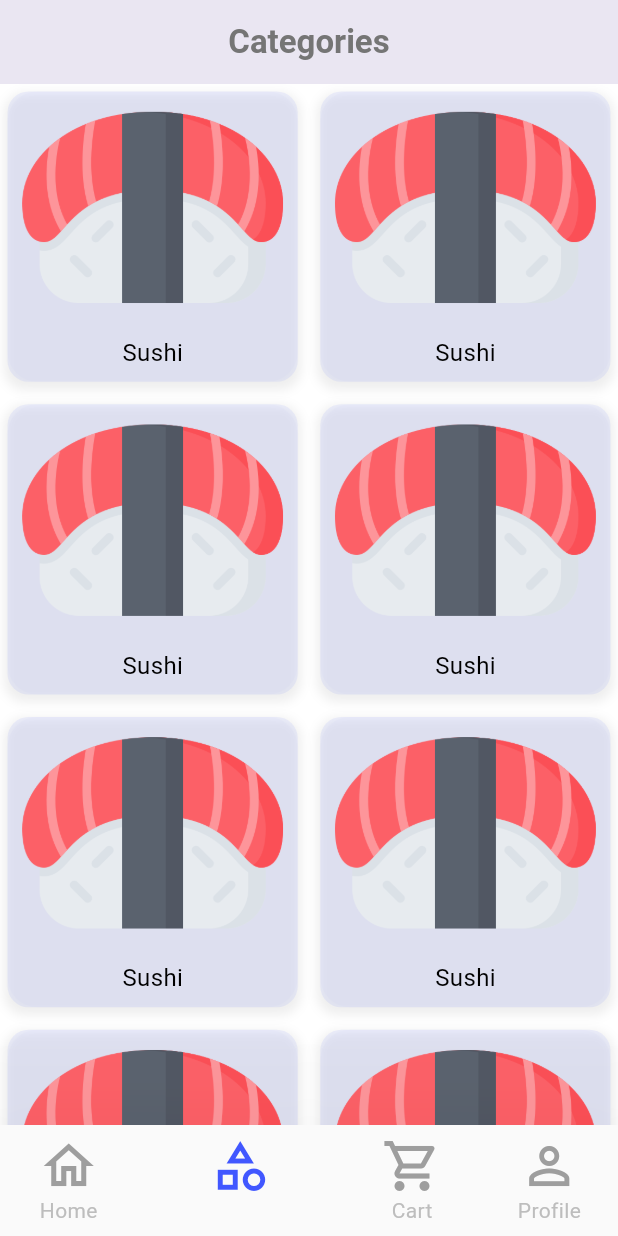
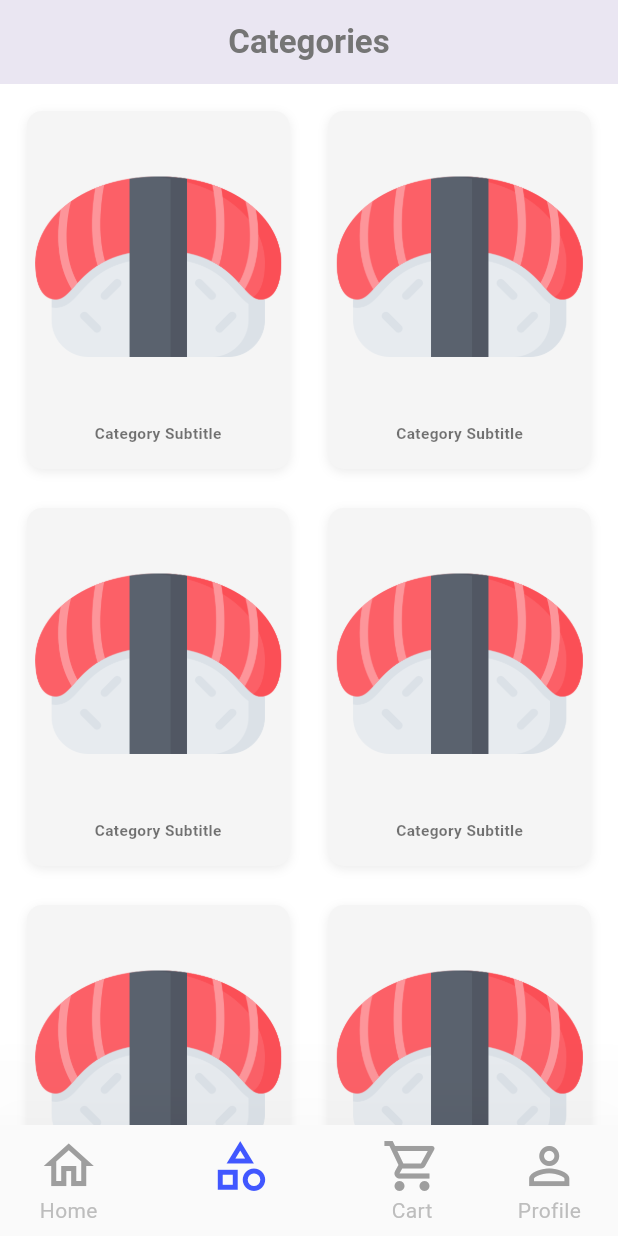
Before and after one commit to belalSoliman/primeCare, a Flutter app: the screen it shows after launch, item 2 of the bottom bar chosen, on a phone screen of 412 x 824 dp. Run offline on Flutter 3.47's test engine with Material 3 defaults, Android fonts, the phone set to English and light mode, and no system bars; our stand-ins replace shared_preferences.

Commit message:
category page done

```diff
--- a/lib/screens/category_screen.dart
+++ b/lib/screens/category_screen.dart
@@ -1,29 +1,43 @@
 import 'package:flutter/material.dart';
-import 'package:pharnacy_trust/widget/category_page_widgets/category_body_view.dart';
+import 'package:pharnacy_trust/widget/category_page_widgets/category_view_body.dart';
 
 class CategoryScreen extends StatelessWidget {
   const CategoryScreen({super.key});
 
   @override
   Widget build(BuildContext context) {
-    return LayoutBuilder(
+    return Scaffold(
+      body: LayoutBuilder(
         builder: (context, constraints) {
-        // Determine the number of columns based on screen width
-        int crossAxisCount = constraints.maxWidth > 600 ? 3 : 2;
+          // Set the crossAxisCount to 2 for phone-sized screens and adjust for larger screens
+          int crossAxisCount;
+          if (constraints.maxWidth < 600) {
+            crossAxisCount = 2; // Always display 2 columns on phones
+          } else {
+            crossAxisCount = (constraints.maxWidth / 200)
+                .floor(); // Adjust for larger screens
+          }
 
           return GridView.builder(
+            padding: const EdgeInsets.all(10.0),
             gridDelegate: SliverGridDelegateWithFixedCrossAxisCount(
               crossAxisCount: crossAxisCount,
-            crossAxisSpacing: 5,
-            mainAxisSpacing: 5,
-            childAspectRatio: 1, // Adjust as needed to control item shape
+              crossAxisSpacing: 10,
+              mainAxisSpacing: 10,
+              childAspectRatio: 0.75, // Adjust as needed to control item shape
             ),
             itemCount: 10, // Example: Number of items
             itemBuilder: (BuildContext context, int index) {
-            return const CategoryBodyView();
+              return const CategoryViewItem(
+                imageUrl:
+                    'assets/category assets/sushi (1).png', // Replace with actual image paths
+                title: 'Category Title ',
+                subtitle: 'Category Subtitle ',
+              );
             },
           );
         },
+      ),
     );
   }
 }
--- a/lib/widget/category_page_widgets/category_body_view.dart
+++ /dev/null
@@ -1,36 +0,0 @@
-import 'package:flutter/material.dart';
-import 'package:pharnacy_trust/provider/dark_theme_provider.dart';
-import 'package:pharnacy_trust/widget/category_page_widgets/category_item.dart';
-import 'package:provider/provider.dart';
-
-class CategoryBodyView extends StatelessWidget {
-  const CategoryBodyView({super.key});
-
-  @override
-  Widget build(BuildContext context) {
-    final darkthem = Provider.of<DarkThemeProvider>(context);
-    return LayoutBuilder(
-      builder: (context, constraints) {
-        return Container(
-          margin: const EdgeInsets.symmetric(horizontal: 5, vertical: 5),
-          decoration: BoxDecoration(
-              borderRadius: BorderRadius.circular(14),
-              color: darkthem.darkTheme
-                  ? Color(0xff00001a)
-                  : Theme.of(context).primaryColor.withOpacity(0.08),
-              boxShadow: [
-                BoxShadow(
-                  color: darkthem.darkTheme
-                      ? Color.fromARGB(255, 0, 0, 45)
-                      : Colors.grey[200]!,
-                  spreadRadius: 2,
-                  blurRadius: 5,
-                  offset: const Offset(0, 3),
-                ),
-              ]),
-          child: const CategoryItem(),
-        );
-      },
-    );
-  }
-}
--- a/lib/widget/category_page_widgets/category_item.dart
+++ /dev/null
@@ -1,47 +0,0 @@
-import 'package:flutter/material.dart';
-import 'package:pharnacy_trust/consts/theme_Data.dart';
-import 'package:pharnacy_trust/provider/dark_theme_provider.dart';
-import 'package:provider/provider.dart';
-
-class CategoryItem extends StatelessWidget {
-  const CategoryItem({super.key});
-
-  @override
-  Widget build(BuildContext context) {
-    final darkthem = Provider.of<DarkThemeProvider>(context);
-    return Container(
-      decoration: BoxDecoration(
-        borderRadius: BorderRadius.circular(20),
-        color: Styles.themeData(false, context).primaryColor.withOpacity(0.02),
-      ),
-      child: Column(
-        mainAxisAlignment:
-            MainAxisAlignment.center, // Center the content vertically
-        children: [
-          Expanded(
-            child: Container(
-              margin: const EdgeInsets.all(4.0),
-              decoration: BoxDecoration(
-                image: const DecorationImage(
-                  image: AssetImage("assets/category assets/sushi (1).png"),
-                  fit: BoxFit.cover,
-                ),
-                borderRadius: BorderRadius.circular(16),
-              ),
-            ),
-          ),
-          Padding(
-            padding: EdgeInsets.all(8.0),
-            child: Text(
-              "Sushi",
-              style: TextStyle(
-                  fontSize: 16,
-                  fontWeight: FontWeight.normal,
-                  color: darkthem.darkTheme ? Colors.white : Colors.black),
-            ),
-          ),
-        ],
-      ),
-    );
-  }
-}
--- /dev/null
+++ b/lib/widget/category_page_widgets/category_view_body.dart
@@ -0,0 +1,64 @@
+import 'package:flutter/material.dart';
+
+class CategoryViewItem extends StatelessWidget {
+  final String imageUrl;
+  final String title;
+  final String subtitle;
+
+  const CategoryViewItem({
+    super.key,
+    required this.imageUrl,
+    required this.title,
+    required this.subtitle,
+  });
+
+  @override
+  Widget build(BuildContext context) {
+    double screenWidth = MediaQuery.of(context).size.width;
+
+    return Container(
+      margin: const EdgeInsets.all(8.0),
+      decoration: BoxDecoration(
+        color: Colors.grey[100],
+        borderRadius: BorderRadius.circular(10),
+        boxShadow: [
+          BoxShadow(
+            color: Colors.grey.withOpacity(0.2),
+            blurRadius: 5,
+            offset: const Offset(0, 2),
+          ),
+        ],
+      ),
+      child: Column(
+        crossAxisAlignment: CrossAxisAlignment.center,
+        children: [
+          Expanded(
+            child: ClipRRect(
+              borderRadius: BorderRadius.circular(14),
+              child: Image.asset(
+                imageUrl,
+                fit: BoxFit.contain,
+                width: double.infinity,
+              ),
+            ),
+          ),
+          Padding(
+            padding: EdgeInsets.symmetric(
+              horizontal: screenWidth * 0.02, // Responsive padding
+            ),
+            child: Text(
+              subtitle,
+              style: TextStyle(
+                fontSize: screenWidth * 0.025, // Responsive font size
+                color: Colors.black54,
+                fontWeight: FontWeight.bold,
+              ),
+              textAlign: TextAlign.center,
+            ),
+          ),
+          const SizedBox(height: 16),
+        ],
+      ),
+    );
+  }
+}
--- a/lib/widget/user_info_widgets/user_info_list_item.dart
+++ b/lib/widget/user_info_widgets/user_info_list_item.dart
@@ -28,9 +28,7 @@ class _UserInfoListItemState extends State<UserInfoListItem> {
       _isPressed = false;
       if (widget.onTap != null) {
         widget.onTap!();
-      } else {
-        return null;
-      }
+      } else {}
     });
   }
 
```
Lines whose indentation alone changed are shown as unchanged.
